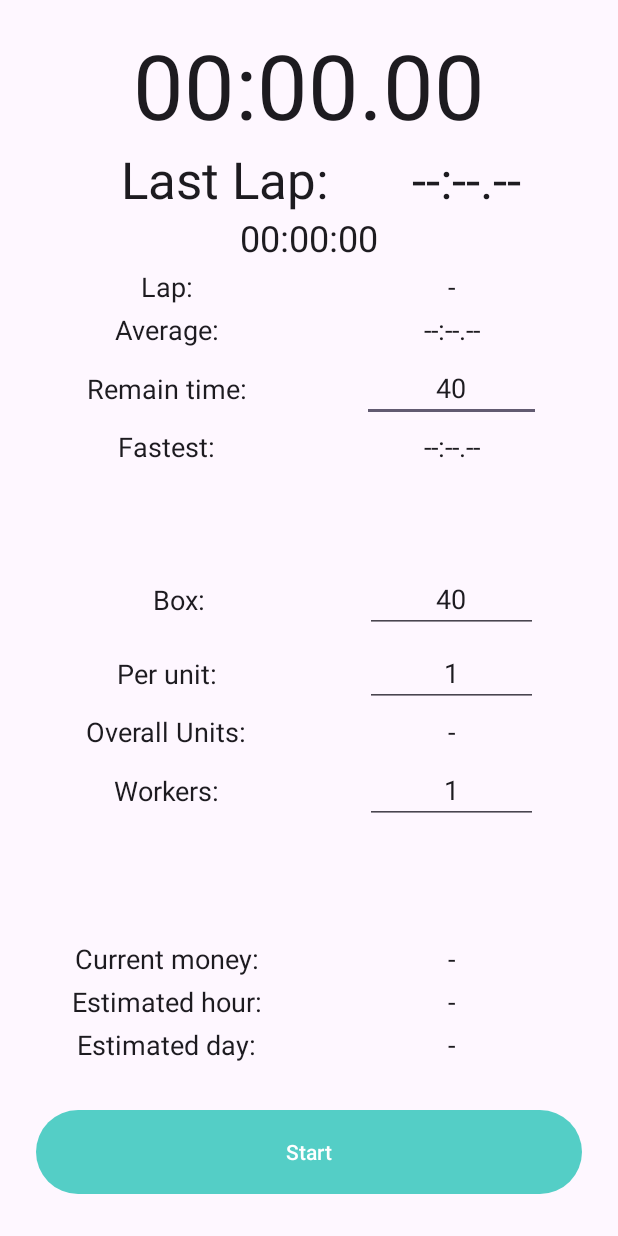
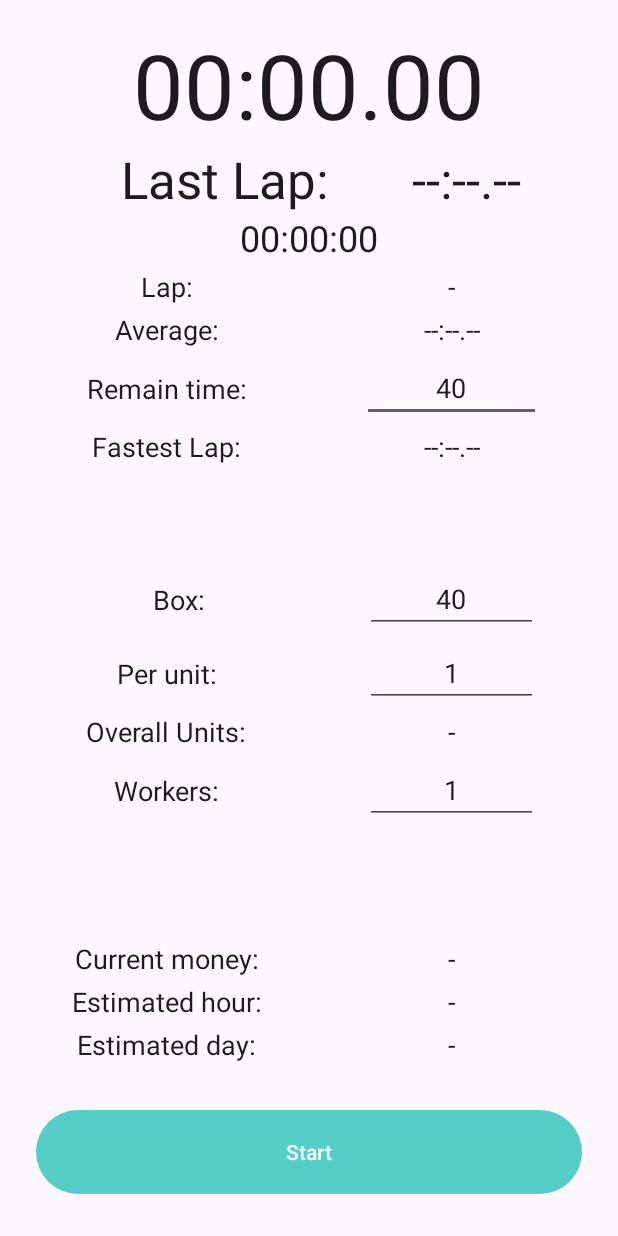
Before and after one commit to amiadKorman/Work_Stopwatch_App, an Android app: the screen it shows after launch (MainActivity), on a phone screen of 412 x 824 dp. Run offline under Robolectric (Android 15) with nearby library versions, the light colour scheme and no system bars.

Commit message:
Update fastest_lap in strings.xml

```diff
--- a/app/src/main/res/values/strings.xml
+++ b/app/src/main/res/values/strings.xml
@@ -1,7 +1,7 @@
 <resources>
     <string name="app_name">Work Stopwatch</string>
     <string name="last_lap">Last Lap:</string>
-    <string name="fastest_lap">Fastest:</string>
+    <string name="fastest_lap">Fastest Lap:</string>
     <string name="average_lap">Average:</string>
     <string name="millis_timer">00:00.00</string>
     <string name="elapsed_timer">00:00:00</string>
```
